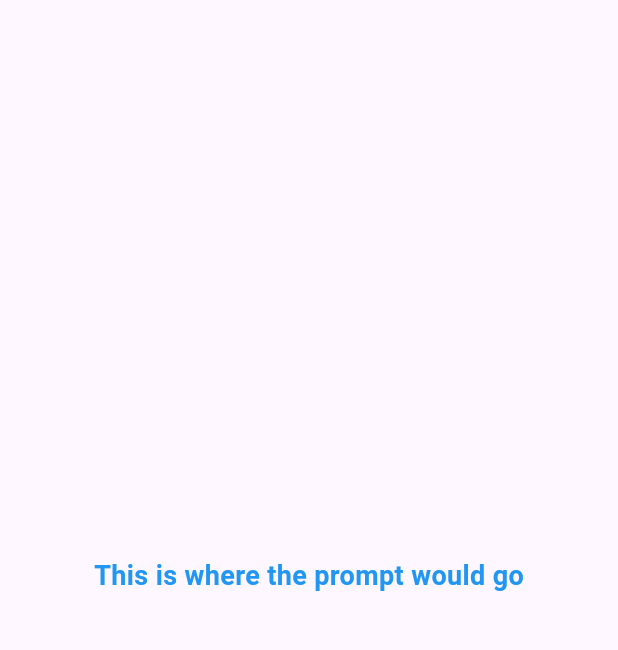
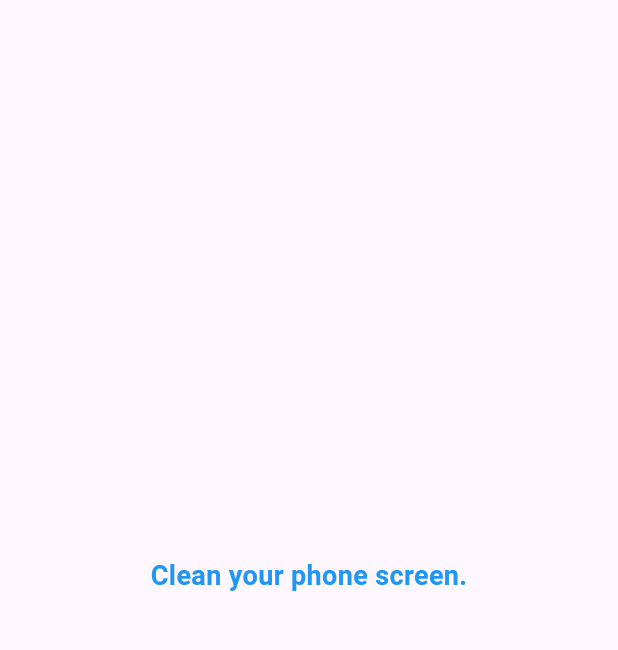
Before and after one commit to rfmineguy/csueb-goal-app, a Flutter app: the screen it shows after launch, on a phone screen of 412 x 824 dp, the part 84-734 px from its top. Run offline on Flutter 3.47's test engine with Material 3 defaults, Android fonts, the phone set to English and light mode, and no system bars; our stand-ins replace logger.

Commit message:
Connect goal randomizer to ui

```diff
--- a/lib/pages/home_page.dart
+++ b/lib/pages/home_page.dart
@@ -19,14 +19,13 @@ class HomePageState extends State<HomePage> {
     String s = await rootBundle.loadString('assets/goals.json');
     try {
       final json = jsonDecode(s) as Map<String, dynamic>;
-      // logger.i(json);
       final goals = json['goals'];
       var randomItem = (goals..shuffle()).first;
-      logger.i("Chosen goal $randomItem");
+      return Goal(goalString: randomItem);
     } catch (e) {
       logger.e(e);
+      return Goal.makeDefault();
     }
-    return const Goal(goalString: "temp");
   }
 
   @override
@@ -53,13 +52,13 @@ class HomePageState extends State<HomePage> {
           if (snapshot.hasError) {
             return const Center(child: Text("An error has occurred"));
           } else if (snapshot.hasData) {
-            return const SizedBox(
+            return SizedBox(
               height: double.infinity,
               width: double.infinity,
               child: Align(
-                alignment: AlignmentDirectional(0, 0),
-                child: Text('This is where the prompt would go',
-                    style: TextStyle(
+                alignment: const AlignmentDirectional(0, 0),
+                child: Text(snapshot.data!.goalString,
+                    style: const TextStyle(
                         color: Colors.blue,
                         fontSize: 18,
                         fontWeight: FontWeight.bold)),
--- a/lib/src/goal.dart
+++ b/lib/src/goal.dart
@@ -3,6 +3,10 @@ class Goal {
 
   const Goal({required this.goalString});
 
+  factory Goal.makeDefault() {
+    return const Goal(goalString: "");
+  }
+
   factory Goal.fromJson(Map<String, dynamic> json) {
     return Goal(goalString: json['goalString'] as String);
   }
```
